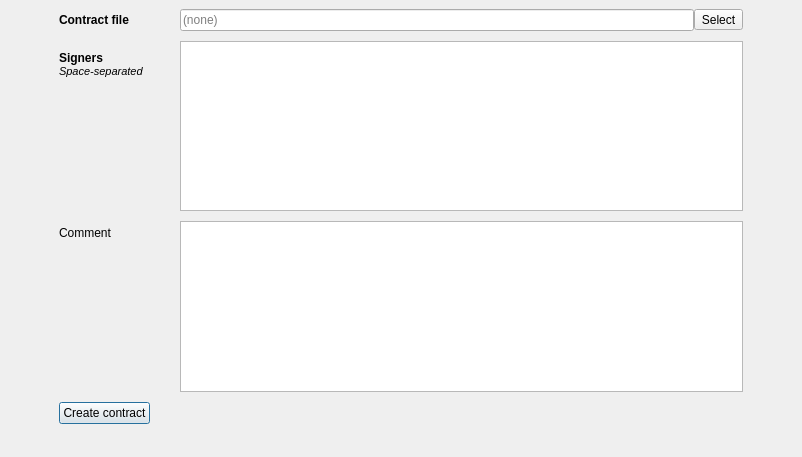
Before: the Qt Designer form gui/contractform/contractform.ui in Lesterpig/dfss, drawn with Qt 5.
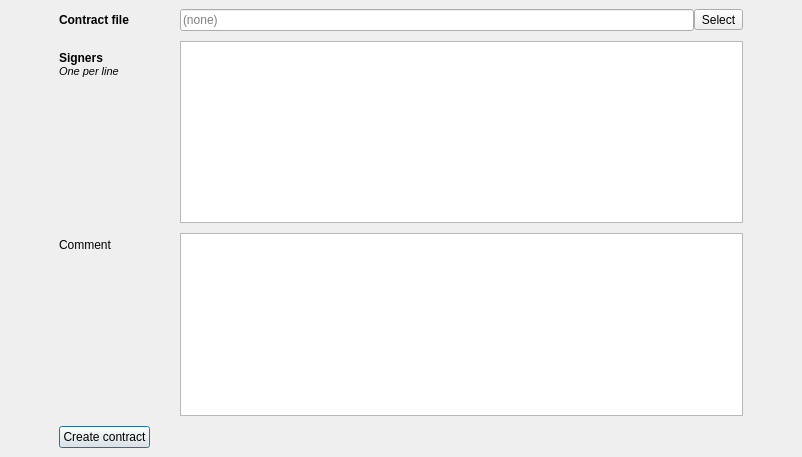
After: the same form once the commit is applied.

Commit message: [gui] Add logic for new contract form

```diff
--- a/gui/contractform/contractform.ui
+++ b/gui/contractform/contractform.ui
@@ -88,7 +88,7 @@
        <item row="1" column="0">
         <widget class="QLabel" name="signersLabel">
          <property name="text">
-          <string>&lt;html&gt;&lt;head/&gt;&lt;body&gt;&lt;p&gt;&lt;span style=&quot; font-weight:600;&quot;&gt;Signers&lt;br/&gt;&lt;/span&gt;&lt;span style=&quot; font-size:8pt; font-style:italic;&quot;&gt;Space-separated&lt;/span&gt;&lt;/p&gt;&lt;/body&gt;&lt;/html&gt;</string>
+          <string>&lt;html&gt;&lt;head/&gt;&lt;body&gt;&lt;p&gt;&lt;span style=&quot; font-weight:600;&quot;&gt;Signers&lt;br/&gt;&lt;/span&gt;&lt;span style=&quot; font-size:8pt; font-style:italic;&quot;&gt;One per line&lt;/span&gt;&lt;/p&gt;&lt;/body&gt;&lt;/html&gt;</string>
          </property>
         </widget>
        </item>
@@ -115,7 +115,7 @@
          </property>
         </widget>
        </item>
-       <item row="4" column="1">
+       <item row="3" column="1">
         <widget class="QLabel" name="feedbackLabel">
          <property name="text">
           <string/>
```
Left out of the diff: 3 changed lines with no effect on the pictures. The commit also changes 2 other files.
